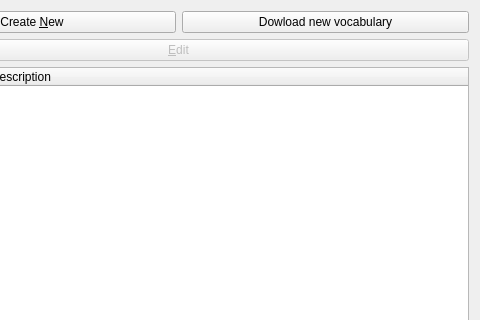
Old version of the form src/vocabsettingswidget.ui in the repository KDE/kanagram; both pictures show x 123 to 603 and y 0 to 320 of the 603 by 408 pixel window.
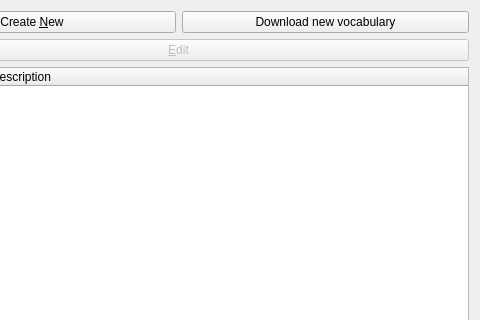
New version of the form.

Diff of the .ui file:
```diff
--- a/src/vocabsettingswidget.ui
+++ b/src/vocabsettingswidget.ui
@@ -58,7 +58,7 @@
           <string>Download new vocabulary from  &quot;Get hot new Stuff&quot;</string>
          </property>
          <property name="text">
-          <string>Dowload new vocabulary</string>
+          <string>Download new vocabulary</string>
          </property>
         </widget>
        </item>
```
